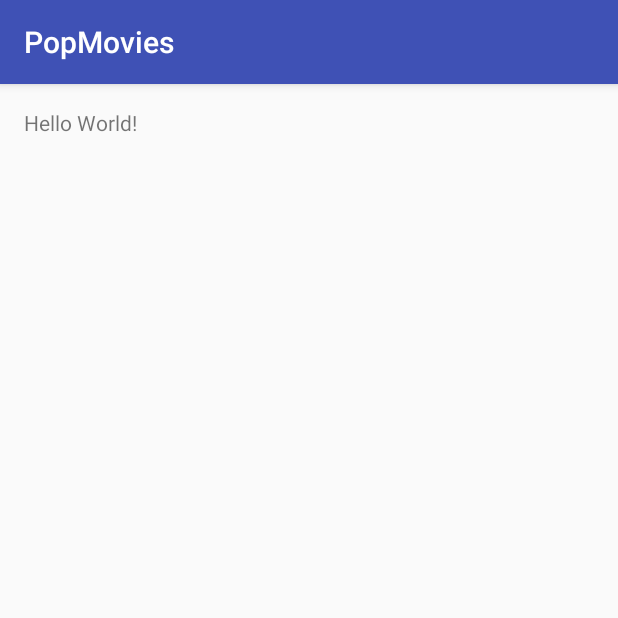
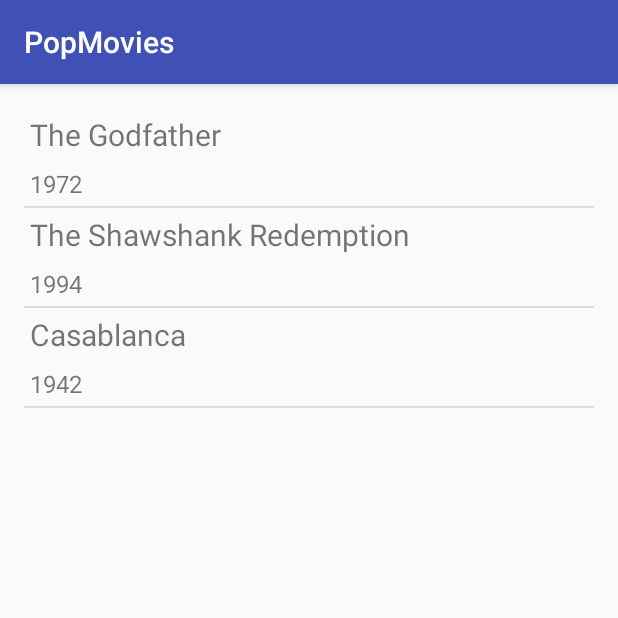
Before and after one commit to jarst/PopMovies, an Android app: the screen it shows after launch (MainActivity), on a phone screen of 412 x 824 dp, the top half of it. Run offline under Robolectric (Android 15) with nearby library versions, the phone set to English and light mode, and no system bars.

Commit message:
Movie ListView with custom ArrayAdapter

```diff
--- a/app/build.gradle
+++ b/app/build.gradle
@@ -21,6 +21,8 @@ android {
 
 dependencies {
     compile fileTree(dir: 'libs', include: ['*.jar'])
+    compile 'com.android.support:appcompat-v7:22.2.0'
+
     androidTestCompile('com.android.support.test.espresso:espresso-core:2.2.2', {
         exclude group: 'com.android.support', module: 'support-annotations'
     })
--- a/app/src/main/java/coderefactory/net/popmovies/MainActivity.java
+++ b/app/src/main/java/coderefactory/net/popmovies/MainActivity.java
@@ -2,12 +2,31 @@ package coderefactory.net.popmovies;
 
 import android.support.v7.app.AppCompatActivity;
 import android.os.Bundle;
+import android.widget.ListView;
+
+import java.util.Arrays;
+import java.util.List;
 
 public class MainActivity extends AppCompatActivity {
 
+    private final List<Movie> movies = Arrays.asList(
+            new Movie("The Godfather", 1972),
+            new Movie("The Shawshank Redemption", 1994),
+            new Movie("Casablanca", 1942)
+        );
+
+
     @Override
-    protected void onCreate(Bundle savedInstanceState) {
+    protected void onCreate(final Bundle savedInstanceState) {
         super.onCreate(savedInstanceState);
         setContentView(R.layout.activity_main);
+
+        populateMovieList();
+    }
+
+    private void populateMovieList() {
+        final ListView lvMovies = (ListView) findViewById(R.id.list_view_movies);
+        final MovieAdapter moviewAdapter = new MovieAdapter(this, movies);
+        lvMovies.setAdapter(moviewAdapter);
     }
 }
--- /dev/null
+++ b/app/src/main/java/coderefactory/net/popmovies/Movie.java
@@ -0,0 +1,20 @@
+package coderefactory.net.popmovies;
+
+public class Movie {
+
+    private final String title;
+    private final int released;
+
+    public Movie(final String title, final int released) {
+        this.title = title;
+        this.released = released;
+    }
+
+    public String getTitle() {
+        return title;
+    }
+
+    public int getReleased() {
+        return released;
+    }
+}
--- /dev/null
+++ b/app/src/main/java/coderefactory/net/popmovies/MovieAdapter.java
@@ -0,0 +1,38 @@
+package coderefactory.net.popmovies;
+
+import android.app.Activity;
+import android.support.annotation.NonNull;
+import android.view.LayoutInflater;
+import android.view.View;
+import android.view.ViewGroup;
+import android.widget.ArrayAdapter;
+import android.widget.TextView;
+
+import java.util.List;
+
+public class MovieAdapter extends ArrayAdapter<Movie> {
+
+    public MovieAdapter(final Activity context, final List<Movie> movies) {
+        super(context, 0, movies);
+    }
+
+    @NonNull
+    @Override
+    public View getView(final int position, final View convertView, final ViewGroup parent) {
+        final View rootView;
+        if (convertView == null) {
+            rootView = LayoutInflater.from(getContext()).inflate(R.layout.list_item_movie, parent, false);
+        } else {
+            rootView = convertView;
+        }
+        final Movie movie = getItem(position);
+
+        final TextView titleView = (TextView) rootView.findViewById(R.id.movie_title);
+        titleView.setText(movie.getTitle());
+
+        final TextView releaseView = (TextView) rootView.findViewById(R.id.movie_released);
+        releaseView.setText(String.valueOf(movie.getReleased()));
+
+        return rootView;
+    }
+}
--- a/app/src/main/res/layout/activity_main.xml
+++ b/app/src/main/res/layout/activity_main.xml
@@ -10,8 +10,9 @@
     android:paddingTop="@dimen/activity_vertical_margin"
     tools:context="coderefactory.net.popmovies.MainActivity">
 
-    <TextView
-        android:layout_width="wrap_content"
-        android:layout_height="wrap_content"
-        android:text="Hello World!" />
+    <ListView
+        android:id="@+id/list_view_movies"
+        android:layout_width="match_parent"
+        android:layout_height="match_parent"/>
+
 </RelativeLayout>
--- /dev/null
+++ b/app/src/main/res/layout/list_item_movie.xml
@@ -0,0 +1,21 @@
+<?xml version="1.0" encoding="utf-8"?>
+<LinearLayout xmlns:android="http://schemas.android.com/apk/res/android"
+    android:orientation="vertical"
+    android:layout_width="match_parent"
+    android:layout_height="match_parent">
+
+    <TextView
+        android:id="@+id/movie_title"
+        android:layout_width="wrap_content"
+        android:layout_height="wrap_content"
+        android:textSize="20sp"
+        android:padding="4dp"/>
+
+    <TextView
+        android:id="@+id/movie_released"
+        android:layout_width="wrap_content"
+        android:layout_height="wrap_content"
+        android:textSize="16sp"
+        android:padding="4dp"/>
+
+</LinearLayout>
```
